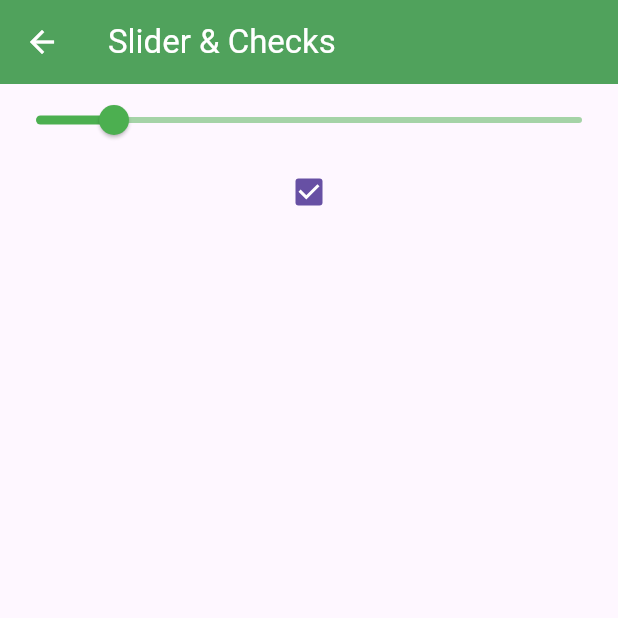
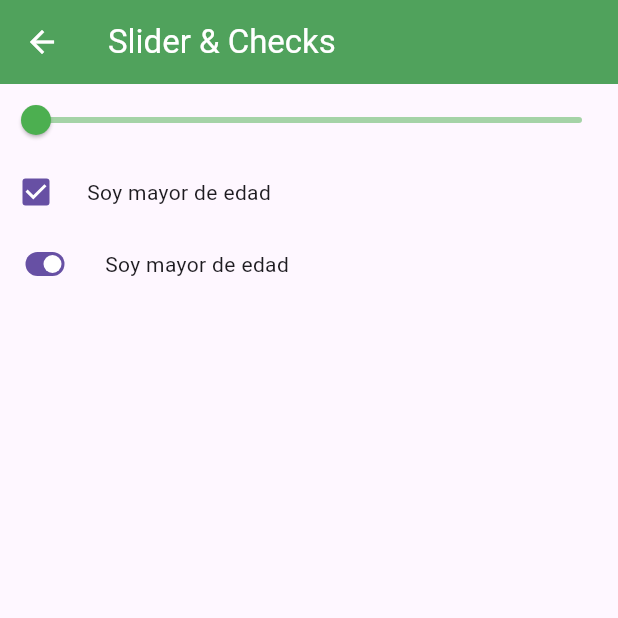
Before and after one commit to DEV-JJVG/fl_components, a Flutter app: the SliderScreen screen opened by its route, on a phone screen of 412 x 824 dp, the top half of it. Run offline on Flutter 3.47's test engine with Material 3 defaults, Android fonts, the phone set to English and light mode, and no system bars.

```diff
--- a/lib/screens/slider_screen.dart
+++ b/lib/screens/slider_screen.dart
@@ -8,8 +8,9 @@ class SliderScreen extends StatefulWidget {
 }
 
 class _SliderScreenState extends State<SliderScreen> {
-  double _sliderValue = 100;
+  double _sliderValue = 18;
   bool _checkedBoxValue = true;
+  bool _switchValue = true;
   @override
   Widget build(BuildContext context) {
     return Scaffold(
@@ -17,10 +18,10 @@ class _SliderScreenState extends State<SliderScreen> {
       body: Column(
         children: [
           Slider.adaptive(
-            min: 50,
-            max: 400,
+            min: 18,
+            max: 99,
             value: _sliderValue,
-            onChanged: _checkedBoxValue
+            onChanged: (_checkedBoxValue && _switchValue)
                 ? (value) {
                     print(value);
                     _sliderValue = value;
@@ -28,6 +29,11 @@ class _SliderScreenState extends State<SliderScreen> {
                   }
                 : null,
           ),
+          Center(
+            child: Column(
+              children: [
+                Row(
+                  children: [
                     Checkbox(
                       value: _checkedBoxValue,
                       onChanged: (value) {
@@ -35,6 +41,29 @@ class _SliderScreenState extends State<SliderScreen> {
                         setState(() {});
                       },
                     ),
+                    SizedBox(width: 10),
+                    Text('Soy mayor de edad'),
+                  ],
+                ),
+                Row(
+                  children: [
+                    Transform.scale(
+                      scale: 0.5,
+                      child: Switch.adaptive(
+                        value: _switchValue,
+                        onChanged: (value) {
+                          _switchValue = value;
+                          setState(() {});
+                        },
+                      ),
+                    ),
+                    SizedBox(width: 10),
+                    Text('Soy mayor de edad'),
+                  ],
+                ),
+              ],
+            ),
+          ),
         ],
       ),
     );
```
Lines whose indentation alone changed are shown as unchanged.
